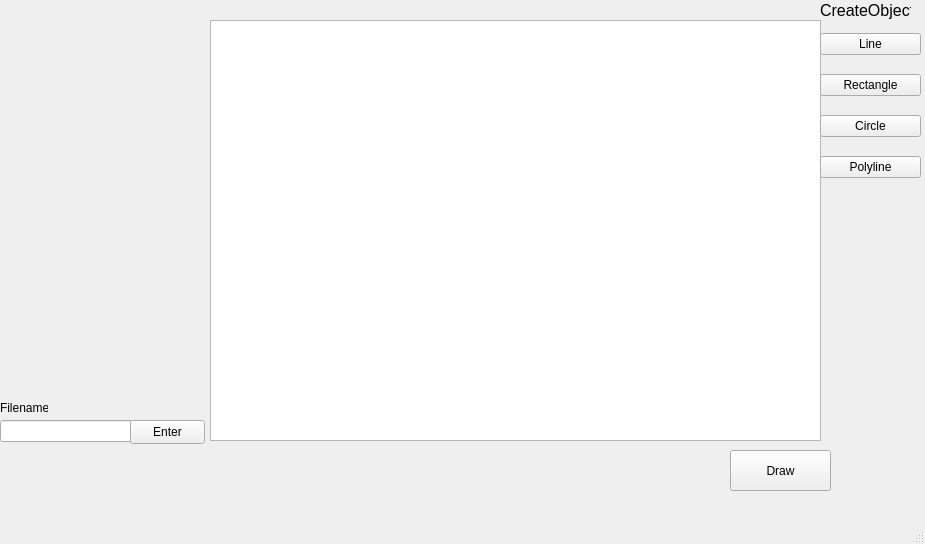
Before: the Qt Designer form Project13Qt/mainwindow.ui in Florcher/Educational-lesson, drawn with Qt 5.
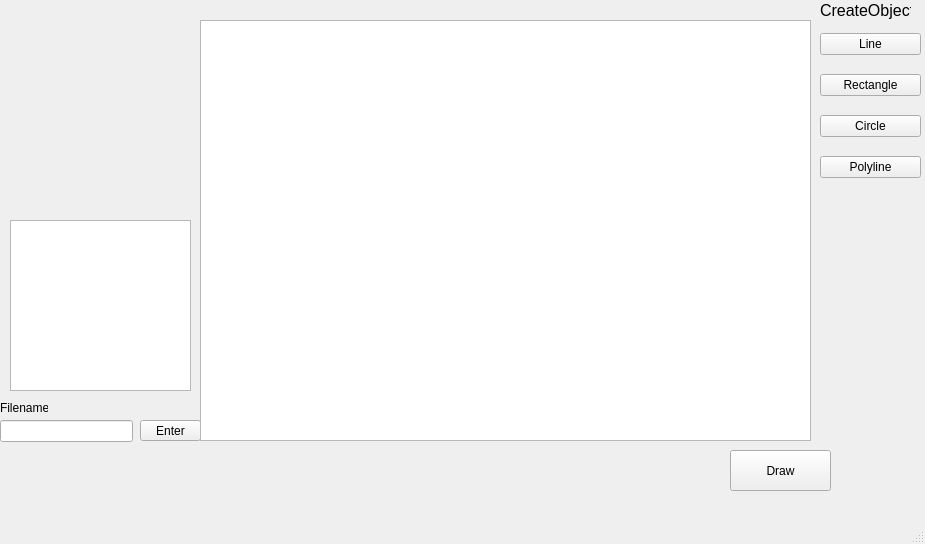
After: the same form once the commit is applied.

Patch:
```diff
--- a/Project13Qt/mainwindow.ui
+++ b/Project13Qt/mainwindow.ui
@@ -40,10 +40,10 @@
    <widget class="QPushButton" name="btnEnter">
     <property name="geometry">
      <rect>
-      <x>130</x>
+      <x>140</x>
       <y>420</y>
-      <width>75</width>
-      <height>24</height>
+      <width>61</width>
+      <height>21</height>
      </rect>
     </property>
     <property name="text">
@@ -66,7 +66,7 @@
    <widget class="QGraphicsView" name="graphicsView">
     <property name="geometry">
      <rect>
-      <x>210</x>
+      <x>200</x>
       <y>20</y>
       <width>611</width>
       <height>421</height>
@@ -126,6 +126,16 @@
      </item>
     </layout>
    </widget>
+   <widget class="QGraphicsView" name="textGraphicsView">
+    <property name="geometry">
+     <rect>
+      <x>10</x>
+      <y>220</y>
+      <width>181</width>
+      <height>171</height>
+     </rect>
+    </property>
+   </widget>
   </widget>
   <widget class="QMenuBar" name="menubar">
    <property name="geometry">
```
Left out of the diff: 2 changed lines with no effect on the pictures.
